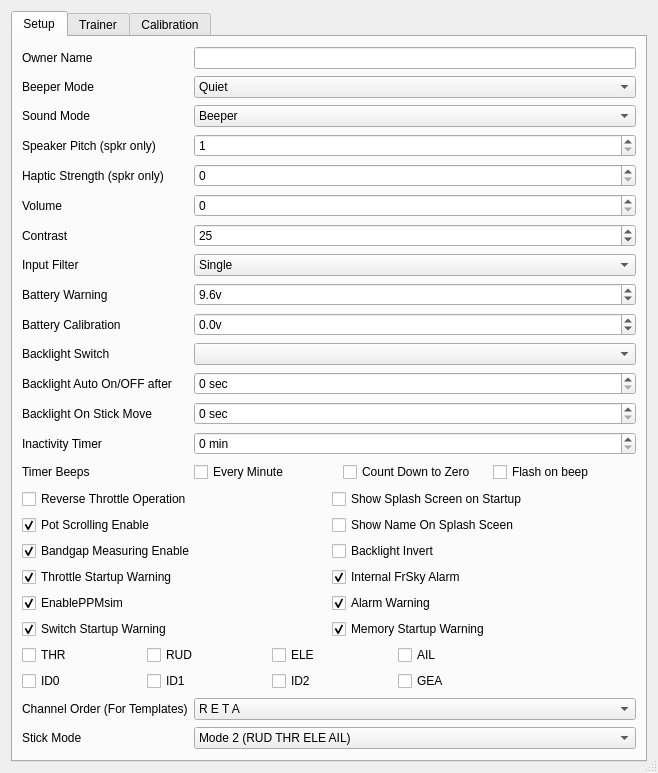
First picture: the form in src/generaledit.ui, repository xhorizont/eepe, before the edit.
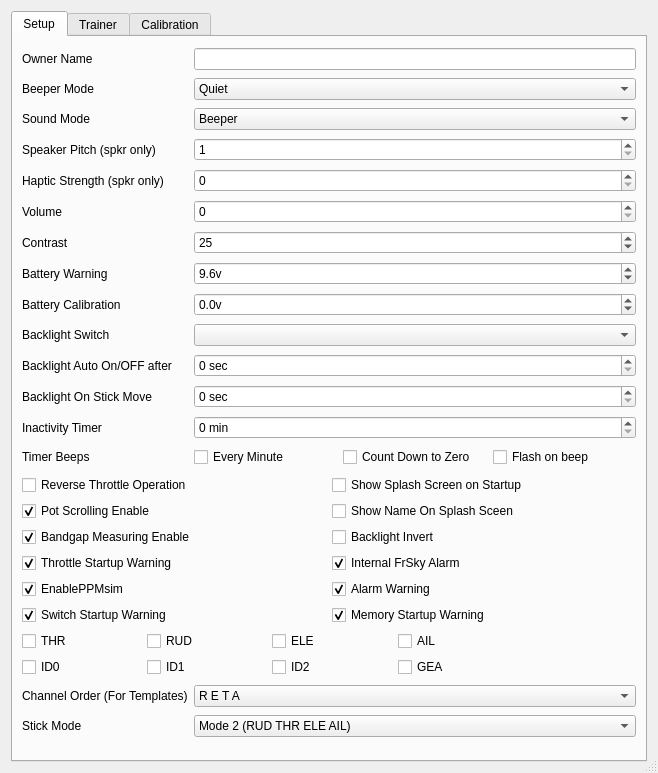
Second picture: the form after the edit. Icons and pictures are not drawn.

Patch:
```diff
--- a/src/generaledit.ui
+++ b/src/generaledit.ui
@@ -244,32 +244,6 @@
         </widget>
        </item>
        <item row="7" column="0">
-        <widget class="QLabel" name="label_8">
-         <property name="text">
-          <string>Input Filter</string>
-         </property>
-        </widget>
-       </item>
-       <item row="7" column="1">
-        <widget class="QComboBox" name="inputfilterCB">
-         <item>
-          <property name="text">
-           <string>Single</string>
-          </property>
-         </item>
-         <item>
-          <property name="text">
-           <string>Oversample</string>
-          </property>
-         </item>
-         <item>
-          <property name="text">
-           <string>Filter</string>
-          </property>
-         </item>
-        </widget>
-       </item>
-       <item row="8" column="0">
         <widget class="QLabel" name="label_2">
          <property name="toolTip">
           <string extracomment="Low Battery Voltage warning [5v-10v]"/>
@@ -279,7 +253,7 @@
          </property>
         </widget>
        </item>
-       <item row="8" column="1">
+       <item row="7" column="1">
         <widget class="QDoubleSpinBox" name="battwarningDSB">
          <property name="toolTip">
           <string/>
@@ -316,14 +290,14 @@
          </property>
         </widget>
        </item>
-       <item row="9" column="0">
+       <item row="8" column="0">
         <widget class="QLabel" name="label_3">
          <property name="text">
           <string>Battery Calibration</string>
          </property>
         </widget>
        </item>
-       <item row="9" column="1">
+       <item row="8" column="1">
         <widget class="QDoubleSpinBox" name="battcalibDSB">
          <property name="toolTip">
           <string/>
@@ -355,14 +329,14 @@
          </property>
         </widget>
        </item>
-       <item row="10" column="0">
+       <item row="9" column="0">
         <widget class="QLabel" name="label_4">
          <property name="text">
           <string>Backlight Switch</string>
          </property>
         </widget>
        </item>
-       <item row="10" column="1">
+       <item row="9" column="1">
         <widget class="QComboBox" name="backlightswCB">
          <property name="toolTip">
           <string/>
@@ -380,14 +354,14 @@
          </property>
         </widget>
        </item>
-       <item row="11" column="0">
+       <item row="10" column="0">
         <widget class="QLabel" name="label_5">
          <property name="text">
           <string>Backlight Auto On/OFF after</string>
          </property>
         </widget>
        </item>
-       <item row="11" column="1">
+       <item row="10" column="1">
         <widget class="QSpinBox" name="backlightautoSB">
          <property name="toolTip">
           <string/>
@@ -409,14 +383,14 @@
          </property>
         </widget>
        </item>
-       <item row="12" column="0">
+       <item row="11" column="0">
         <widget class="QLabel" name="label_38">
          <property name="text">
           <string>Backlight On Stick Move</string>
          </property>
         </widget>
        </item>
-       <item row="12" column="1">
+       <item row="11" column="1">
         <widget class="QSpinBox" name="backlightStickMove">
          <property name="toolTip">
           <string/>
@@ -438,14 +412,14 @@
          </property>
         </widget>
        </item>
-       <item row="13" column="0">
+       <item row="12" column="0">
         <widget class="QLabel" name="label_6">
          <property name="text">
           <string>Inactivity Timer</string>
          </property>
         </widget>
        </item>
-       <item row="13" column="1">
+       <item row="12" column="1">
         <widget class="QSpinBox" name="inactimerSB">
          <property name="toolTip">
           <string/>
@@ -464,7 +438,7 @@
          </property>
         </widget>
        </item>
-       <item row="14" column="0">
+       <item row="13" column="0">
         <widget class="QLabel" name="label_28">
          <property name="sizePolicy">
           <sizepolicy hsizetype="Preferred" vsizetype="Fixed">
@@ -477,7 +451,7 @@
          </property>
         </widget>
        </item>
-       <item row="14" column="1">
+       <item row="13" column="1">
         <layout class="QHBoxLayout" name="horizontalLayout">
          <property name="spacing">
           <number>6</number>
@@ -522,7 +496,7 @@
          </item>
         </layout>
        </item>
-       <item row="15" column="0" colspan="2">
+       <item row="14" column="0" colspan="2">
         <layout class="QGridLayout" name="gridLayout_3">
          <property name="sizeConstraint">
           <enum>QLayout::SetNoConstraint</enum>
@@ -849,14 +823,14 @@
          </item>
         </layout>
        </item>
-       <item row="16" column="0">
+       <item row="15" column="0">
         <widget class="QLabel" name="label_13">
          <property name="text">
           <string>Channel Order (For Templates)</string>
          </property>
         </widget>
        </item>
-       <item row="16" column="1">
+       <item row="15" column="1">
         <widget class="QComboBox" name="channelorderCB">
          <property name="toolTip">
           <string/>
@@ -994,14 +968,14 @@
          </item>
         </widget>
        </item>
-       <item row="17" column="0">
+       <item row="16" column="0">
         <widget class="QLabel" name="label_14">
          <property name="text">
           <string>Stick Mode</string>
          </property>
         </widget>
        </item>
-       <item row="17" column="1">
+       <item row="16" column="1">
         <widget class="QComboBox" name="stickmodeCB">
          <property name="toolTip">
           <string/>
```
